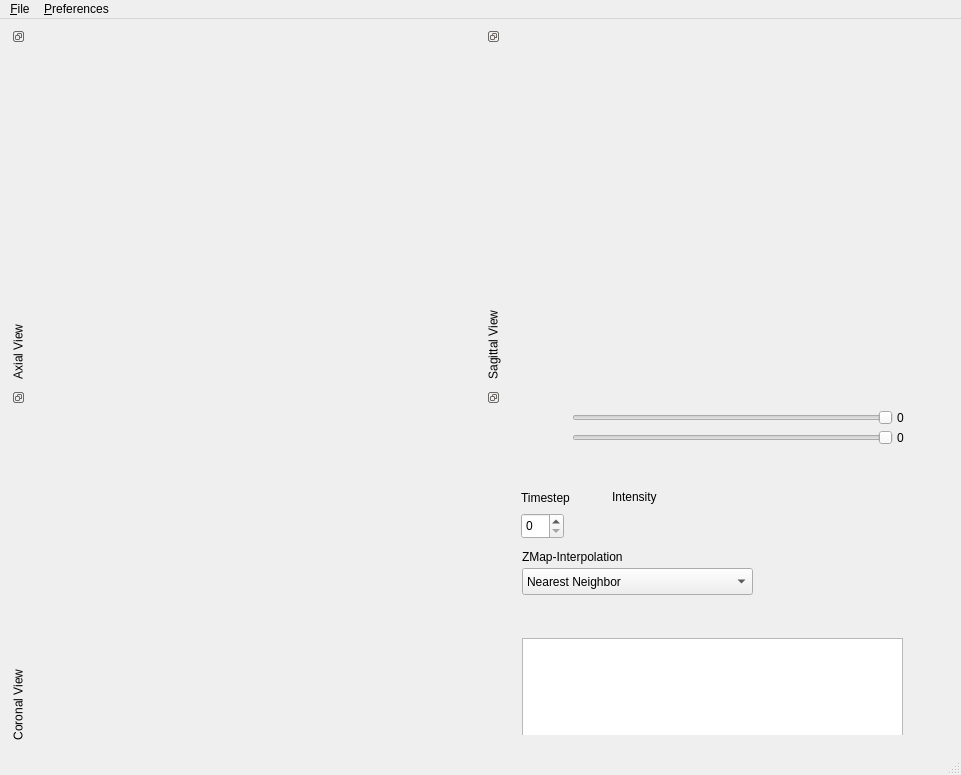
Old version of the form forms/isisViewerMain.ui in the repository isis-group/vast.
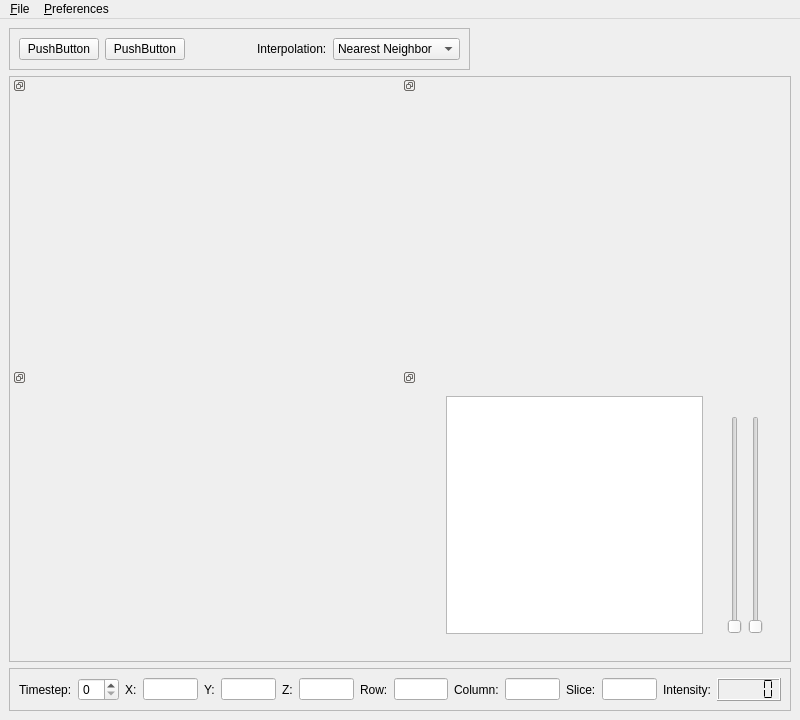
New version of the form.

Commit message: first version of the new main window

The edit to the form file:
```diff
--- a/forms/isisViewerMain.ui
+++ b/forms/isisViewerMain.ui
@@ -6,339 +6,358 @@
    <rect>
     <x>0</x>
     <y>0</y>
-    <width>961</width>
-    <height>775</height>
+    <width>800</width>
+    <height>720</height>
    </rect>
   </property>
   <property name="windowTitle">
    <string>isisViewer</string>
   </property>
+  <property name="animated">
+   <bool>true</bool>
+  </property>
+  <property name="tabShape">
+   <enum>QTabWidget::Triangular</enum>
+  </property>
+  <property name="unifiedTitleAndToolBarOnMac">
+   <bool>false</bool>
+  </property>
   <widget class="QWidget" name="centralwidget">
-   <layout class="QGridLayout" name="gridLayout">
-    <item row="1" column="0">
-     <widget class="QDockWidget" name="coronalDockWidget">
-      <property name="floating">
-       <bool>false</bool>
-      </property>
-      <property name="features">
-       <set>QDockWidget::DockWidgetFloatable|QDockWidget::DockWidgetMovable|QDockWidget::DockWidgetVerticalTitleBar</set>
-      </property>
-      <property name="allowedAreas">
-       <set>Qt::AllDockWidgetAreas</set>
-      </property>
-      <property name="windowTitle">
-       <string>Coronal View</string>
-      </property>
-      <widget class="QWidget" name="dockWidgetContents_12">
-       <layout class="QHBoxLayout" name="horizontalLayout_2">
-        <item>
-         <widget class="QFrame" name="coronalWidget">
-          <property name="frameShape">
-           <enum>QFrame::NoFrame</enum>
-          </property>
-          <property name="frameShadow">
-           <enum>QFrame::Raised</enum>
-          </property>
-         </widget>
-        </item>
-       </layout>
-      </widget>
-     </widget>
-    </item>
-    <item row="1" column="1">
-     <widget class="QDockWidget" name="setupDockWidget">
-      <property name="floating">
-       <bool>false</bool>
-      </property>
-      <property name="features">
-       <set>QDockWidget::DockWidgetFloatable|QDockWidget::DockWidgetMovable|QDockWidget::DockWidgetVerticalTitleBar</set>
-      </property>
-      <property name="allowedAreas">
-       <set>Qt::AllDockWidgetAreas</set>
-      </property>
-      <widget class="QWidget" name="dockWidgetContents_13">
-       <layout class="QVBoxLayout" name="verticalLayout">
-        <item>
-         <widget class="QWidget" name="widget" native="true">
-          <widget class="QLabel" name="label">
-           <property name="geometry">
-            <rect>
-             <x>100</x>
-             <y>90</y>
-             <width>54</width>
-             <height>18</height>
-            </rect>
-           </property>
-           <property name="text">
-            <string>Intensity</string>
-           </property>
-          </widget>
-          <widget class="QSpinBox" name="timestepSpinBox">
-           <property name="geometry">
-            <rect>
-             <x>9</x>
-             <y>115</y>
-             <width>43</width>
-             <height>26</height>
-            </rect>
-           </property>
-          </widget>
-          <widget class="QListWidget" name="imageStack">
-           <property name="geometry">
-            <rect>
-             <x>10</x>
-             <y>240</y>
-             <width>381</width>
-             <height>101</height>
-            </rect>
-           </property>
-           <property name="editTriggers">
-            <set>QAbstractItemView::DoubleClicked|QAbstractItemView::EditKeyPressed|QAbstractItemView::SelectedClicked</set>
-           </property>
-           <property name="dragEnabled">
-            <bool>true</bool>
-           </property>
-           <property name="dragDropMode">
-            <enum>QAbstractItemView::InternalMove</enum>
-           </property>
-           <property name="alternatingRowColors">
-            <bool>true</bool>
-           </property>
-           <property name="iconSize">
-            <size>
-             <width>16</width>
-             <height>16</height>
-            </size>
-           </property>
-           <property name="movement">
-            <enum>QListView::Free</enum>
-           </property>
-           <property name="selectionRectVisible">
-            <bool>true</bool>
-           </property>
-          </widget>
-          <widget class="QLabel" name="label_2">
-           <property name="geometry">
-            <rect>
-             <x>9</x>
-             <y>91</y>
-             <width>59</width>
-             <height>18</height>
-            </rect>
-           </property>
-           <property name="text">
-            <string>Timestep</string>
-           </property>
-          </widget>
-          <widget class="QLabel" name="pxlIntensityContainer">
-           <property name="geometry">
-            <rect>
-             <x>100</x>
-             <y>110</y>
-             <width>111</width>
-             <height>20</height>
-            </rect>
-           </property>
-           <property name="text">
-            <string/>
-           </property>
-          </widget>
-          <widget class="QLabel" name="maxLabel">
-           <property name="geometry">
-            <rect>
-             <x>10</x>
-             <y>30</y>
-             <width>41</width>
-             <height>21</height>
-            </rect>
-           </property>
-           <property name="text">
-            <string/>
-           </property>
-           <property name="alignment">
-            <set>Qt::AlignRight|Qt::AlignTrailing|Qt::AlignVCenter</set>
-           </property>
-          </widget>
-          <widget class="QLabel" name="minLabel">
-           <property name="geometry">
-            <rect>
-             <x>10</x>
-             <y>10</y>
-             <width>41</width>
-             <height>21</height>
-            </rect>
-           </property>
-           <property name="text">
-            <string/>
-           </property>
-           <property name="alignment">
-            <set>Qt::AlignRight|Qt::AlignTrailing|Qt::AlignVCenter</set>
-           </property>
-          </widget>
-          <widget class="QComboBox" name="interpolationType">
-           <property name="geometry">
-            <rect>
-             <x>10</x>
-             <y>170</y>
-             <width>231</width>
-             <height>27</height>
-            </rect>
-           </property>
-           <item>
-            <property name="text">
-             <string>Nearest Neighbor</string>
-            </property>
-           </item>
-           <item>
-            <property name="text">
-             <string>Linear</string>
-            </property>
-           </item>
-          </widget>
-          <widget class="QLabel" name="label_3">
-           <property name="geometry">
-            <rect>
-             <x>10</x>
-             <y>150</y>
-             <width>171</width>
-             <height>18</height>
-            </rect>
-           </property>
-           <property name="text">
-            <string>ZMap-Interpolation</string>
-           </property>
-          </widget>
-          <widget class="QSlider" name="lowerThreshold">
-           <property name="geometry">
-            <rect>
-             <x>60</x>
-             <y>10</y>
-             <width>321</width>
-             <height>20</height>
-            </rect>
-           </property>
-           <property name="maximum">
-            <number>999</number>
-           </property>
-           <property name="orientation">
-            <enum>Qt::Horizontal</enum>
-           </property>
-           <property name="invertedAppearance">
-            <bool>true</bool>
-           </property>
-           <property name="invertedControls">
-            <bool>true</bool>
-           </property>
-          </widget>
-          <widget class="QSlider" name="upperThreshold">
-           <property name="geometry">
-            <rect>
-             <x>60</x>
-             <y>30</y>
-             <width>321</width>
-             <height>20</height>
-            </rect>
-           </property>
-           <property name="minimum">
-            <number>0</number>
-           </property>
-           <property name="maximum">
-            <number>999</number>
-           </property>
-           <property name="value">
-            <number>0</number>
-           </property>
-           <property name="orientation">
-            <enum>Qt::Horizontal</enum>
-           </property>
-           <property name="invertedAppearance">
-            <bool>true</bool>
-           </property>
-          </widget>
-          <widget class="QLabel" name="label_4">
-           <property name="geometry">
-            <rect>
-             <x>385</x>
-             <y>11</y>
-             <width>16</width>
-             <height>18</height>
-            </rect>
-           </property>
-           <property name="text">
-            <string>0</string>
-           </property>
-          </widget>
-          <widget class="QLabel" name="label_5">
-           <property name="geometry">
-            <rect>
-             <x>385</x>
-             <y>31</y>
-             <width>16</width>
-             <height>18</height>
-            </rect>
-           </property>
-           <property name="text">
-            <string>0</string>
-           </property>
-          </widget>
-         </widget>
-        </item>
-       </layout>
-      </widget>
-     </widget>
-    </item>
+   <layout class="QGridLayout" name="gridLayout_6">
     <item row="0" column="0">
-     <widget class="QDockWidget" name="axialDockWidget">
-      <property name="floating">
-       <bool>false</bool>
+     <widget class="QFrame" name="frame_2">
+      <property name="sizePolicy">
+       <sizepolicy hsizetype="Maximum" vsizetype="Preferred">
+        <horstretch>0</horstretch>
+        <verstretch>0</verstretch>
+       </sizepolicy>
       </property>
-      <property name="features">
-       <set>QDockWidget::DockWidgetFloatable|QDockWidget::DockWidgetMovable|QDockWidget::DockWidgetVerticalTitleBar</set>
+      <property name="frameShape">
+       <enum>QFrame::StyledPanel</enum>
       </property>
-      <property name="windowTitle">
-       <string>Axial View</string>
+      <property name="frameShadow">
+       <enum>QFrame::Raised</enum>
       </property>
-      <widget class="QWidget" name="dockWidgetContents_10">
-       <layout class="QHBoxLayout" name="horizontalLayout">
-        <item>
-         <widget class="QFrame" name="axialWidget">
-          <property name="frameShape">
-           <enum>QFrame::NoFrame</enum>
+      <layout class="QHBoxLayout" name="horizontalLayout">
+       <item>
+        <widget class="QPushButton" name="pushButton">
+         <property name="text">
+          <string>PushButton</string>
+         </property>
+        </widget>
+       </item>
+       <item>
+        <widget class="QPushButton" name="pushButton_2">
+         <property name="text">
+          <string>PushButton</string>
+         </property>
+        </widget>
+       </item>
+       <item>
+        <spacer name="horizontalSpacer">
+         <property name="orientation">
+          <enum>Qt::Horizontal</enum>
+         </property>
+         <property name="sizeHint" stdset="0">
+          <size>
+           <width>66</width>
+           <height>14</height>
+          </size>
+         </property>
+        </spacer>
+       </item>
+       <item>
+        <widget class="QLabel" name="label_9">
+         <property name="text">
+          <string>Interpolation:</string>
+         </property>
+        </widget>
+       </item>
+       <item>
+        <widget class="QComboBox" name="interpolationType">
+         <property name="sizePolicy">
+          <sizepolicy hsizetype="Preferred" vsizetype="Preferred">
+           <horstretch>0</horstretch>
+           <verstretch>0</verstretch>
+          </sizepolicy>
+         </property>
+         <item>
+          <property name="text">
+           <string>Nearest Neighbor </string>
           </property>
-          <property name="frameShadow">
-           <enum>QFrame::Raised</enum>
+         </item>
+         <item>
+          <property name="text">
+           <string>Linear </string>
           </property>
-         </widget>
-        </item>
-       </layout>
-      </widget>
+         </item>
+        </widget>
+       </item>
+      </layout>
      </widget>
     </item>
-    <item row="0" column="1">
-     <widget class="QDockWidget" name="sagittalDockWidget">
-      <property name="floating">
-       <bool>false</bool>
+    <item row="1" column="0">
+     <widget class="QFrame" name="frame">
+      <property name="sizePolicy">
+       <sizepolicy hsizetype="Preferred" vsizetype="Expanding">
+        <horstretch>0</horstretch>
+        <verstretch>0</verstretch>
+       </sizepolicy>
       </property>
-      <property name="features">
-       <set>QDockWidget::DockWidgetFloatable|QDockWidget::DockWidgetMovable|QDockWidget::DockWidgetVerticalTitleBar</set>
+      <property name="frameShape">
+       <enum>QFrame::StyledPanel</enum>
       </property>
-      <property name="windowTitle">
-       <string>Sagittal View</string>
+      <property name="frameShadow">
+       <enum>QFrame::Raised</enum>
       </property>
-      <widget class="QWidget" name="dockWidgetContents_11">
-       <layout class="QHBoxLayout" name="horizontalLayout_3">
-        <item>
-         <widget class="QFrame" name="sagittalWidget">
-          <property name="frameShape">
-           <enum>QFrame::NoFrame</enum>
-          </property>
-          <property name="frameShadow">
-           <enum>QFrame::Raised</enum>
-          </property>
+      <layout class="QGridLayout" name="gridLayout">
+       <property name="margin">
+        <number>0</number>
+       </property>
+       <property name="spacing">
+        <number>0</number>
+       </property>
+       <item row="0" column="0">
+        <widget class="QDockWidget" name="axialDockWidget">
+         <property name="floating">
+          <bool>false</bool>
+         </property>
+         <property name="features">
+          <set>QDockWidget::DockWidgetFloatable|QDockWidget::DockWidgetMovable|QDockWidget::DockWidgetVerticalTitleBar</set>
+         </property>
+         <property name="allowedAreas">
+          <set>Qt::AllDockWidgetAreas</set>
+         </property>
+         <property name="windowTitle">
+          <string/>
+         </property>
+         <widget class="QWidget" name="dockWidgetContents_2">
+          <layout class="QGridLayout" name="gridLayout_2">
+           <item row="0" column="0">
+            <widget class="QWidget" name="axialWidget" native="true"/>
+           </item>
+          </layout>
          </widget>
-        </item>
-       </layout>
-      </widget>
+        </widget>
+       </item>
+       <item row="0" column="1">
+        <widget class="QDockWidget" name="sagittalDockWidget">
+         <property name="floating">
+          <bool>false</bool>
+         </property>
+         <property name="features">
+          <set>QDockWidget::DockWidgetFloatable|QDockWidget::DockWidgetMovable|QDockWidget::DockWidgetVerticalTitleBar</set>
+         </property>
+         <property name="allowedAreas">
+          <set>Qt::AllDockWidgetAreas</set>
+         </property>
+         <property name="windowTitle">
+          <string/>
+         </property>
+         <widget class="QWidget" name="dockWidgetContents_3">
+          <layout class="QGridLayout" name="gridLayout_3">
+           <item row="0" column="0">
+            <widget class="QWidget" name="sagittalWidget" native="true"/>
+           </item>
+          </layout>
+         </widget>
+        </widget>
+       </item>
+       <item row="1" column="0">
+        <widget class="QDockWidget" name="coronalDockWidget">
+         <property name="floating">
+          <bool>false</bool>
+         </property>
+         <property name="features">
+          <set>QDockWidget::DockWidgetFloatable|QDockWidget::DockWidgetMovable|QDockWidget::DockWidgetVerticalTitleBar</set>
+         </property>
+         <property name="allowedAreas">
+          <set>Qt::AllDockWidgetAreas</set>
+         </property>
+         <property name="windowTitle">
+          <string/>
+         </property>
+         <widget class="QWidget" name="dockWidgetContents_4">
+          <layout class="QGridLayout" name="gridLayout_4">
+           <item row="0" column="0">
+            <widget class="QWidget" name="coronalWidget" native="true"/>
+           </item>
+          </layout>
+         </widget>
+        </widget>
+       </item>
+       <item row="1" column="1">
+        <widget class="QDockWidget" name="setupDockWidget">
+         <property name="floating">
+          <bool>false</bool>
+         </property>
+         <property name="features">
+          <set>QDockWidget::DockWidgetFloatable|QDockWidget::DockWidgetMovable|QDockWidget::DockWidgetVerticalTitleBar</set>
+         </property>
+         <property name="allowedAreas">
+          <set>Qt::AllDockWidgetAreas</set>
+         </property>
+         <property name="windowTitle">
+          <string/>
+         </property>
+         <widget class="QWidget" name="dockWidgetContents_6">
+          <layout class="QGridLayout" name="gridLayout_5">
+           <item row="0" column="0">
+            <widget class="QWidget" name="widget_4" native="true">
+             <layout class="QHBoxLayout" name="horizontalLayout_4">
+              <item>
+               <widget class="QWidget" name="widget_5" native="true">
+                <layout class="QGridLayout" name="gridLayout_7">
+                 <item row="0" column="0">
+                  <widget class="QListWidget" name="imageStack"/>
+                 </item>
+                </layout>
+               </widget>
+              </item>
+              <item>
+               <widget class="QWidget" name="widget_6" native="true">
+                <layout class="QGridLayout" name="gridLayout_8">
+                 <item row="0" column="0">
+                  <widget class="QLabel" name="minLabel">
+                   <property name="text">
+                    <string/>
+                   </property>
+                  </widget>
+                 </item>
+                 <item row="0" column="1">
+                  <widget class="QLabel" name="maxLabel">
+                   <property name="text">
+                    <string/>
+                   </property>
+                  </widget>
+                 </item>
+                 <item row="1" column="0">
+                  <widget class="QSlider" name="upperThreshold">
+                   <property name="maximum">
+                    <number>999</number>
+                   </property>
+                   <property name="orientation">
+                    <enum>Qt::Vertical</enum>
+                   </property>
+                  </widget>
+                 </item>
+                 <item row="1" column="1">
+                  <widget class="QSlider" name="lowerThreshold">
+                   <property name="maximum">
+                    <number>999</number>
+                   </property>
+                   <property name="orientation">
+                    <enum>Qt::Vertical</enum>
+                   </property>
+                  </widget>
+                 </item>
+                </layout>
+               </widget>
+              </item>
+             </layout>
+            </widget>
+           </item>
+          </layout>
+         </widget>
+        </widget>
+       </item>
+      </layout>
+     </widget>
+    </item>
+    <item row="2" column="0">
+     <widget class="QFrame" name="frame_3">
+      <property name="frameShape">
+       <enum>QFrame::StyledPanel</enum>
+      </property>
+      <property name="frameShadow">
+       <enum>QFrame::Raised</enum>
+      </property>
+      <layout class="QHBoxLayout" name="horizontalLayout_2">
+       <item>
+        <widget class="QLabel" name="label_8">
+         <property name="text">
+          <string>Timestep:</string>
+         </property>
+        </widget>
+       </item>
+       <item>
+        <widget class="QSpinBox" name="timestepSpinBox"/>
+       </item>
+       <item>
+        <widget class="QLabel" name="label">
+         <property name="text">
+          <string>X:</string>
+         </property>
+        </widget>
+       </item>
+       <item>
+        <widget class="QLineEdit" name="x_value"/>
+       </item>
+       <item>
+        <widget class="QLabel" name="label_2">
+         <property name="text">
+          <string>Y:</string>
+         </property>
+        </widget>
+       </item>
+       <item>
+        <widget class="QLineEdit" name="y_value"/>
+       </item>
+       <item>
+        <widget class="QLabel" name="label_3">
+         <property name="text">
+          <string>Z:</string>
+         </property>
+        </widget>
+       </item>
+       <item>
+        <widget class="QLineEdit" name="z_value"/>
+       </item>
+       <item>
+        <widget class="QLabel" name="label_4">
+         <property name="text">
+          <string>Row:</string>
+         </property>
+        </widget>
+       </item>
+       <item>
+        <widget class="QLineEdit" name="row_value"/>
+       </item>
+       <item>
+        <widget class="QLabel" name="label_5">
+         <property name="text">
+          <string>Column:</string>
+         </property>
+        </widget>
+       </item>
+       <item>
+        <widget class="QLineEdit" name="column_value"/>
+       </item>
+       <item>
+        <widget class="QLabel" name="label_6">
+         <property name="text">
+          <string>Slice:</string>
+         </property>
+        </widget>
+       </item>
+       <item>
+        <widget class="QLineEdit" name="slice_value"/>
+       </item>
+       <item>
+        <widget class="QLabel" name="label_7">
+         <property name="text">
+          <string>Intensity:</string>
+         </property>
+        </widget>
+       </item>
+       <item>
+        <widget class="QLCDNumber" name="intensity_value">
+         <property name="segmentStyle">
+          <enum>QLCDNumber::Flat</enum>
+         </property>
+        </widget>
+       </item>
+      </layout>
      </widget>
     </item>
    </layout>
@@ -348,7 +367,7 @@
     <rect>
      <x>0</x>
      <y>0</y>
-     <width>961</width>
+     <width>800</width>
      <height>25</height>
     </rect>
    </property>
@@ -356,15 +375,8 @@
     <property name="title">
      <string>&amp;File</string>
     </property>
-    <widget class="QMenu" name="menuOpen_Image_as">
-     <property name="title">
-      <string>Open Image as</string>
-     </property>
-     <addaction name="actionAnatomical_Image"/>
-     <addaction name="actionZ_Map"/>
-    </widget>
     <addaction name="action_Open_Image"/>
-    <addaction name="menuOpen_Image_as"/>
+    <addaction name="actionOpen_DICOM"/>
     <addaction name="separator"/>
     <addaction name="action_Exit"/>
    </widget>
@@ -372,101 +384,63 @@
     <property name="title">
      <string>&amp;Preferences</string>
     </property>
-    <widget class="QMenu" name="menuQuick_Settings">
+    <widget class="QMenu" name="menu_Quick_Preferences">
      <property name="title">
-      <string>&amp;Quick Settings</string>
+      <string>&amp;Quick Preferences</string>
      </property>
      <addaction name="actionShow_labels"/>
      <addaction name="actionAutomatic_Scaling"/>
     </widget>
-    <widget class="QMenu" name="menuSpatiality">
-     <property name="title">
-      <string>Spatiality</string>
-     </property>
-     <addaction name="actionIgnore_Orientation"/>
-    </widget>
-    <addaction name="menuQuick_Settings"/>
-    <addaction name="menuSpatiality"/>
+    <addaction name="menu_Quick_Preferences"/>
    </widget>
    <addaction name="menu_File"/>
    <addaction name="menu_Preferences"/>
   </widget>
-  <widget class="QStatusBar" name="statusbar"/>
-  <action name="action_Open_Image">
-   <property name="text">
-    <string>&amp;Open Image</string>
+  <widget class="QStatusBar" name="statusbar">
+   <property name="sizePolicy">
+    <sizepolicy hsizetype="Preferred" vsizetype="Ignored">
+     <horstretch>0</horstretch>
+     <verstretch>0</verstretch>
+    </sizepolicy>
    </property>
-   <property name="shortcut">
-    <string>Ctrl+O</string>
-   </property>
-  </action>
+  </widget>
   <action name="action_Exit">
    <property name="text">
     <string>&amp;Exit</string>
    </property>
   </action>
-  <action name="actionAnatomical_Image">
-   <property name="text">
-    <string>Anatomical Image</string>
-   </property>
-  </action>
-  <action name="actionZ_Map">
-   <property name="text">
-    <string>Z-Map</string>
-   </property>
-  </action>
   <action name="actionShow_labels">
+   <property name="checkable">
+    <bool>true</bool>
+   </property>
    <property name="text">
-    <string>Show &amp;labels</string>
+    <string>Show &amp;Labels</string>
    </property>
    <property name="shortcut">
     <string>Ctrl+L</string>
    </property>
   </action>
-  <action name="actionShow_Toolbox">
-   <property name="text">
-    <string>Show &amp;Toolbox</string>
-   </property>
-  </action>
-  <action name="actionAxial">
-   <property name="text">
-    <string>Axial</string>
-   </property>
-  </action>
-  <action name="actionSagittal">
-   <property name="text">
-    <string>Sagittal</string>
-   </property>
-  </action>
-  <action name="actionCoronal">
-   <property name="text">
-    <string>Coronal</string>
-   </property>
-  </action>
-  <action name="actionSet">
-   <property name="text">
-    <string>Set</string>
-   </property>
-  </action>
-  <action name="actionIgnore_Orientation">
-   <property name="checkable">
-    <bool>true</bool>
-   </property>
-   <property name="text">
-    <string>&amp;Ignore Orientation</string>
-   </property>
-  </action>
   <action name="actionAutomatic_Scaling">
    <property name="checkable">
     <bool>true</bool>
    </property>
    <property name="text">
-    <string>&amp;Automatic scaling</string>
+    <string>&amp;Automatic Scaling</string>
    </property>
    <property name="shortcut">
     <string>Ctrl+S</string>
    </property>
   </action>
+  <action name="action_Open_Image">
+   <property name="text">
+    <string>&amp;Open Image</string>
+   </property>
+  </action>
+  <action name="actionOpen_DICOM">
+   <property name="text">
+    <string>Open &amp;DICOM </string>
+   </property>
+  </action>
  </widget>
  <resources>
   <include location="../resources/viewer.qrc"/>
```
Left out of the diff: 4 changed lines with no effect on the pictures. The commit also changes 2 other files.
